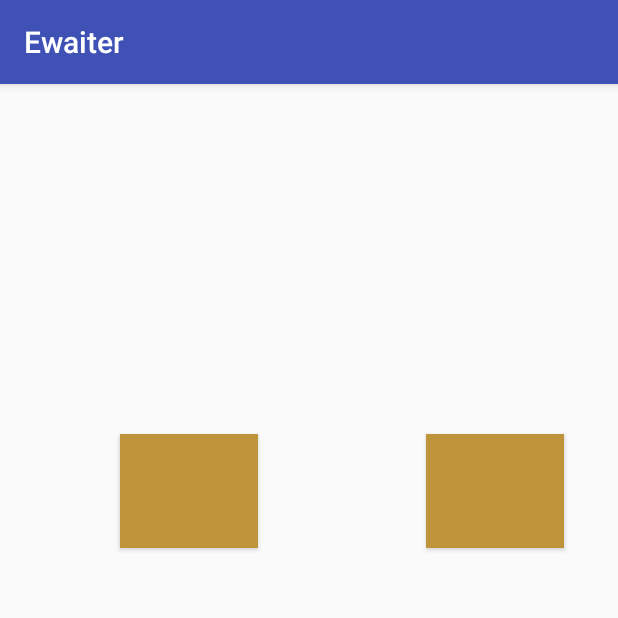
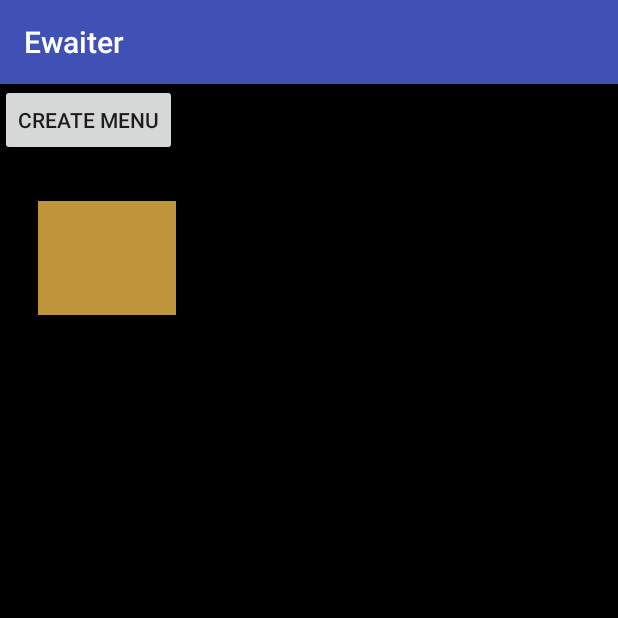
Before and after one commit to psh9800/Ewaiter, an Android app: the screen it shows after launch (MainActivity), on a phone screen of 412 x 824 dp, the top half of it. Run offline under Robolectric (Android 15) with nearby library versions, the phone set to English and light mode, and no system bars.

Commit message:
This should work and have constraints. Let me know if you get a weird constraint error.

```diff
--- a/app/build.gradle
+++ b/app/build.gradle
@@ -22,6 +22,7 @@ dependencies {
     implementation fileTree(dir: 'libs', include: ['*.jar'])
     implementation 'com.android.support:appcompat-v7:26.1.0'
     implementation 'com.android.support.constraint:constraint-layout:1.0.2'
+    implementation 'com.android.support:design:26.1.0'
     testImplementation 'junit:junit:4.12'
     androidTestImplementation 'com.android.support.test:runner:1.0.1'
     androidTestImplementation 'com.android.support.test.espresso:espresso-core:3.0.1'
--- a/app/src/main/java/com/example/ewaiter/MainActivity.java
+++ b/app/src/main/java/com/example/ewaiter/MainActivity.java
@@ -7,10 +7,12 @@ import android.view.View;
 import android.widget.Button;
 import android.widget.PopupMenu;
 import android.widget.Toast;
+import android.widget.EditText;
 
 public class MainActivity extends AppCompatActivity {
-    private Button button1;
-    private Button button2;
+    private Button f_button1;
+    private Button f_button2;
+    private Button f_createButton;
 
 
 
@@ -19,18 +21,18 @@ public class MainActivity extends AppCompatActivity {
         super.onCreate(savedInstanceState);
         setContentView(R.layout.activity_main);
 
-        button1 = (Button) findViewById(R.id.Table1);
-        button1.setOnClickListener(new View.OnClickListener(){
+       f_button1 = (Button) findViewById(R.id.Table1);
+        f_button1.setOnClickListener(new View.OnClickListener(){
             @Override
             public void onClick(View v){
                 //creating pop up view
-                PopupMenu popup = new PopupMenu(MainActivity.this, button1);
+                PopupMenu popup = new PopupMenu(MainActivity.this, f_button1);
                 popup.getMenuInflater().inflate(R.menu.popup_menu, popup.getMenu());
 
 
                 popup.setOnMenuItemClickListener(new PopupMenu.OnMenuItemClickListener() {
                     public boolean onMenuItemClick(MenuItem item){
-                        button1.setText(item.getTitle());
+                        f_button1.setText(item.getTitle());
                         return true;
                     }
                 });
@@ -39,18 +41,43 @@ public class MainActivity extends AppCompatActivity {
             }
         });
 
-        button2 = (Button) findViewById(R.id.Table2);
-        button2.setOnClickListener(new View.OnClickListener(){
+        f_button2 = (Button) findViewById(R.id.Table2);
+        f_button2.setOnClickListener(new View.OnClickListener(){
             @Override
             public void onClick(View v){
                 //creating pop up view
-                PopupMenu popup = new PopupMenu(MainActivity.this, button2);
+                PopupMenu popup = new PopupMenu(MainActivity.this, f_button2);
                 popup.getMenuInflater().inflate(R.menu.popup_menu, popup.getMenu());
 
 
                 popup.setOnMenuItemClickListener(new PopupMenu.OnMenuItemClickListener() {
                     public boolean onMenuItemClick(MenuItem item){
-                        button2.setText(item.getTitle());
+                        f_button2.setText(item.getTitle());
+                        return true;
+                    }
+                });
+
+                popup.show();
+            }
+        });
+
+        f_createButton = (Button) findViewById(R.id.menuCreator);
+        f_createButton.setOnClickListener(new View.OnClickListener(){
+            @Override
+            public void onClick(View v){
+                //creating pop up view
+                PopupMenu popup = new PopupMenu(MainActivity.this, f_createButton);
+                popup.getMenuInflater().inflate(R.menu.foodcreator, popup.getMenu());
+
+
+                popup.setOnMenuItemClickListener(new PopupMenu.OnMenuItemClickListener() {
+                    public boolean onMenuItemClick(MenuItem item){
+                        String f_name ="";
+                        String f_ID ="";
+                        float f_price;
+
+
+
                         return true;
                     }
                 });
--- a/app/src/main/res/layout/activity_main.xml
+++ b/app/src/main/res/layout/activity_main.xml
@@ -4,6 +4,7 @@
     xmlns:tools="http://schemas.android.com/tools"
     android:layout_width="match_parent"
     android:layout_height="match_parent"
+    android:background="@android:color/background_dark"
     tools:context="com.example.ewaiter.MainActivity"
     tools:layout_editor_absoluteY="81dp">
 
@@ -13,24 +14,33 @@
         style="@style/Widget.AppCompat.Button.Colored"
         android:layout_width="92dp"
         android:layout_height="76dp"
+        android:layout_marginBottom="8dp"
         android:layout_marginEnd="8dp"
-        android:layout_marginStart="84dp"
-        android:layout_marginTop="48dp"
+        android:layout_marginStart="8dp"
+        android:layout_marginTop="8dp"
         android:background="@color/colorAccent"
+        app:layout_constraintBottom_toBottomOf="parent"
         app:layout_constraintEnd_toEndOf="parent"
+        app:layout_constraintHorizontal_bias="0.678"
         app:layout_constraintStart_toEndOf="@+id/Table2"
-        app:layout_constraintTop_toTopOf="@+id/guideline" />
+        app:layout_constraintTop_toTopOf="parent"
+        app:layout_constraintVertical_bias="0.104" />
 
     <Button
         android:id="@+id/Table2"
         style="@style/Widget.AppCompat.Button.Colored"
         android:layout_width="92dp"
         android:layout_height="76dp"
-        android:layout_marginStart="60dp"
-        android:layout_marginTop="48dp"
+        android:layout_marginBottom="8dp"
+        android:layout_marginEnd="365dp"
+        android:layout_marginStart="200dp"
+        android:layout_marginTop="8dp"
         android:background="@color/colorAccent"
-        app:layout_constraintStart_toStartOf="@+id/guideline3"
-        app:layout_constraintTop_toTopOf="@+id/guideline" />
+        app:layout_constraintBottom_toBottomOf="parent"
+        app:layout_constraintEnd_toStartOf="@+id/Table1"
+        app:layout_constraintStart_toEndOf="@+id/guideline2"
+        app:layout_constraintTop_toTopOf="parent"
+        app:layout_constraintVertical_bias="0.104" />
 
     <android.support.constraint.Guideline
         android:id="@+id/guideline"
@@ -44,14 +54,22 @@
         android:layout_width="wrap_content"
         android:layout_height="wrap_content"
         android:orientation="vertical"
-        app:layout_constraintGuide_begin="20dp" />
+        app:layout_constraintGuide_begin="4dp" />
 
     <android.support.constraint.Guideline
         android:id="@+id/guideline3"
         android:layout_width="wrap_content"
         android:layout_height="wrap_content"
         android:orientation="vertical"
-        app:layout_constraintGuide_begin="20dp" />
+        app:layout_constraintGuide_begin="-5dp" />
+
+    <Button
+        android:id="@+id/menuCreator"
+        android:layout_width="wrap_content"
+        android:layout_height="wrap_content"
+        android:text="Create Menu"
+        tools:layout_editor_absoluteX="6dp"
+        tools:layout_editor_absoluteY="411dp" />
 
 
 </android.support.constraint.ConstraintLayout>
--- /dev/null
+++ b/app/src/main/res/menu/foodcreator.xml
@@ -0,0 +1,14 @@
+<?xml version="1.0" encoding="utf-8"?>
+<menu xmlns:android="http://schemas.android.com/apk/res/android">
+    <item
+        android:id = "@+id/foodName"
+        android:title = "Name?"/>
+
+    <item
+        android:id = "@+id/foodID"
+        android:title = "ID?"/>
+
+    <item
+        android:id = "@+id/foodPrice"
+        android:title = "Price?"/>
+</menu>
--- a/app/src/main/res/values/colors.xml
+++ b/app/src/main/res/values/colors.xml
@@ -3,5 +3,5 @@
     <color name="colorPrimary">#3F51B5</color>
     <color name="colorPrimaryDark">#303F9F</color>
     <color name="colorAccent">#c0943b</color>
-    <color name="Background">#FFFF</color>
+    <color name="Background">#f60a0a</color>
 </resources>
--- a/app/src/main/res/values/dimens.xml
+++ b/app/src/main/res/values/dimens.xml
@@ -6,5 +6,8 @@ Refer to App Widget Documentation for margin information
 http://developer.android.com/guide/topics/appwidgets/index.html#CreatingLayout
     -->
     <dimen name="widget_margin">8dp</dimen>
+    <!-- Default screen margins, per the Android Design guidelines. -->
+    <dimen name="activity_horizontal_margin">16dp</dimen>
+    <dimen name="activity_vertical_margin">16dp</dimen>
 
 </resources>
```
Also changed, not shown: app/src/main/AndroidManifest.xml (+8 -1 lines), app/src/main/java/com/example/ewaiter/FoodItem.java (added, +19 -0 lines), app/src/main/java/com/example/ewaiter/LoginActivity.java (added, +349 -0 lines), app/src/main/java/com/example/ewaiter/Manager.java (added, +27 -0 lines), app/src/main/res/layout/activity_login.xml (added, +77 -0 lines), app/src/main/res/layout/prompts.xml (added, +21 -0 lines), app/src/main/res/values/strings.xml (+14 -0 lines).
